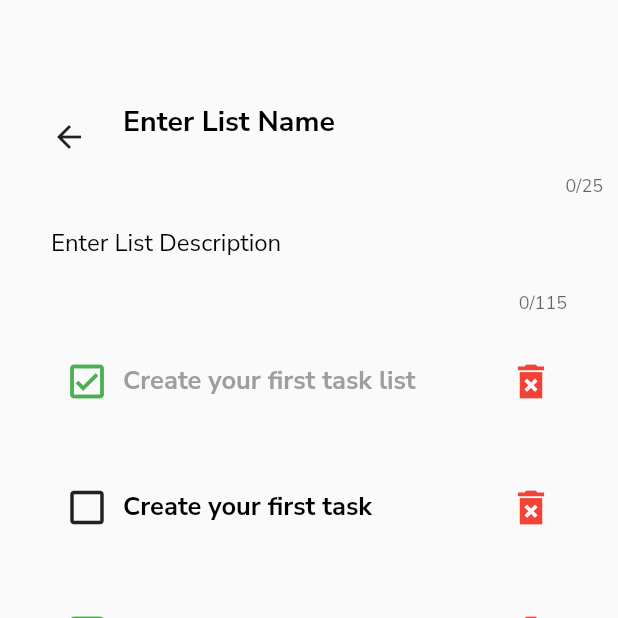
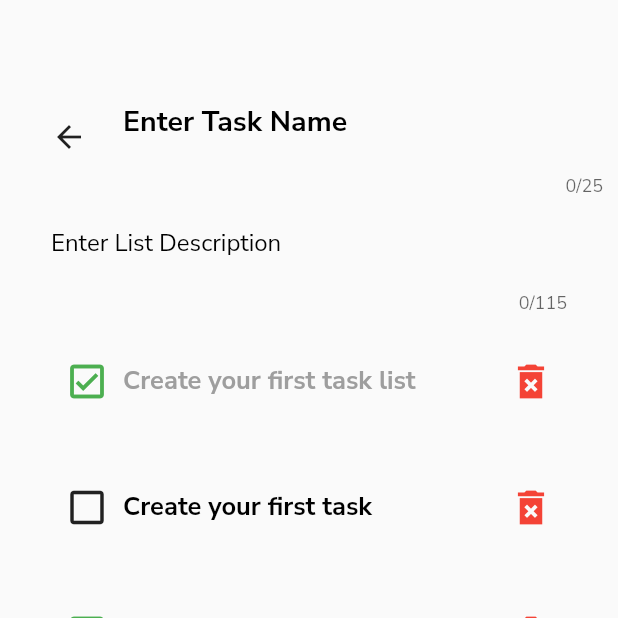
Before and after one commit to Rayan420/todo, a Flutter app: the screen it shows after launch, after a tap on the "add" icon, on a phone screen of 412 x 824 dp, the top half of it. Run offline on Flutter 3.47's test engine with Material 2 defaults, Android fonts, the phone set to English and light mode, and no system bars; our stand-ins replace google_fonts, sqflite; accounts and stored records are empty.

```diff
--- a/lib/Components/Widgets/task_list_card.dart
+++ b/lib/Components/Widgets/task_list_card.dart
@@ -12,13 +12,13 @@ class TaskListCard extends StatelessWidget {
   @override
   Widget build(BuildContext context) {
     return Container(
-      width: 200,
-      height: 200,
+      width: 180,
+      height: 180,
       padding: const EdgeInsets.symmetric(
         vertical: 32.0,
         horizontal: 24.0,
       ),
-      margin: const EdgeInsets.only(right: 20),
+      margin: const EdgeInsets.only(bottom: 20),
       decoration: BoxDecoration(
         borderRadius: BorderRadius.circular(20),
         color: color,
@@ -26,12 +26,13 @@ class TaskListCard extends StatelessWidget {
       child: Stack(
         children: [
           Column(
+            crossAxisAlignment: CrossAxisAlignment.start,
             children: [
               Text(
                 title ?? "Unnamed List",
                 style: const TextStyle(
                   fontWeight: FontWeight.bold,
-                  fontSize: 19,
+                  fontSize: 25,
                 ),
               ),
               const Padding(
@@ -41,7 +42,7 @@ class TaskListCard extends StatelessWidget {
                 desc ?? "No Description",
                 style: const TextStyle(
                   height: 1.5,
-                  fontSize: 16,
+                  fontSize: 18,
                 ),
               )
             ],
--- /dev/null
+++ b/lib/DataBase/Db_abstraction.dart
@@ -0,0 +1,11 @@
+import 'package:sqflite/sqflite.dart';
+
+import '../Models/task.dart';
+
+abstract class DataBaseHelper
+{
+  Future<Database> database();
+  Future<void> insertTask(Task task);
+  Future<void> getTask();
+  Future<void> deleteTask(Task task);
+}
--- /dev/null
+++ b/lib/DataBase/Db_connection.dart
@@ -0,0 +1,47 @@
+import 'package:path/path.dart';
+import 'package:sqflite/sqflite.dart';
+import 'package:todo/DataBase/Db_abstraction.dart';
+
+import '../Models/task.dart';
+class DatabaseConnection extends DataBaseHelper
+{
+  @override
+  Future<Database> database() async{
+    return openDatabase(
+        join(await getDatabasesPath(), 'db_todo.db'),
+        onCreate: (db, version) {
+          // Run the CREATE TABLE statement on the database.
+          return db.execute(
+            'CREATE TABLE tasks(id INTEGER PRIMARY KEY, title TEXT, description TEXT)',
+          );
+
+        },
+      version: 1,
+
+    );
+
+
+  }
+
+  @override
+  Future<void> insertTask(Task task) async {
+   Database _db = await database();
+   await _db.insert("tasks", task.toMap(), conflictAlgorithm: ConflictAlgorithm.replace);
+  }
+
+  @override
+  Future<void> deleteTask(Task task) {
+    throw UnimplementedError();
+  }
+
+  @override
+  Future<List<Task>> getTask() async{
+    Database _db = await database();
+    List<Map<String, dynamic>> taskMap = await _db.query('tasks');
+    return List.generate(taskMap.length, (index){
+      return Task(id: taskMap[index]['id'], title: taskMap[index]['title'], desc: taskMap[index]['description']);
+    });
+  }
+
+
+}
--- /dev/null
+++ b/lib/Models/task.dart
@@ -0,0 +1,19 @@
+class Task
+{
+   final int? id;
+   final String? title;
+   final String? desc;
+
+  Task({this.id, this.title,  this.desc,});
+
+  Map<String, dynamic> toMap()
+  {
+    return {
+      "id":id,
+      "title":title,
+      "description":desc,
+    };
+  }
+
+
+}
--- a/lib/Screens/home.dart
+++ b/lib/Screens/home.dart
@@ -1,10 +1,12 @@
 import 'package:flutter/material.dart';
 import 'package:todo/Components/Constants/constants.dart';
+import 'package:todo/DataBase/Db_connection.dart';
 import 'package:todo/Models/greeting_model.dart';
 import '../Components/Widgets/greeting.dart';
 import '../Components/Widgets/positioned_button.dart';
-import '../Components/Widgets/scroll_glow_behaviour.dart';
+//import '../Components/Widgets/scroll_glow_behaviour.dart';
 import '../Components/Widgets/task_list_card.dart';
+import '../Models/task.dart';
 
 class Home extends StatefulWidget {
   const Home({
@@ -17,11 +19,25 @@ class Home extends StatefulWidget {
 
 class _HomeState extends State<Home> {
   var greetingmodel = GreetingModel();
+  DatabaseConnection _db = DatabaseConnection();
+
+  // a function to set the color of the task list cards
+  // based on id, if even set pink, odd is blue
+  Color cardColor(AsyncSnapshot<List<Task>> snapshot, int index)
+  {
+    if(snapshot.data![index].id!.isEven)
+      {
+        return Kcolors.kPrimaryCardColor;
+      }
+    else
+      return Kcolors.kSecondaryCardColor;
+  }
 
   @override
   Widget build(BuildContext context) {
     return Scaffold(
-      body: SafeArea(
+      body: SingleChildScrollView(
+        child: SafeArea(
           child: Container(
             padding: EdgeInsets.symmetric(horizontal: 20, vertical: 50),
             height: MediaQuery.of(context).size.height,
@@ -31,7 +47,6 @@ class _HomeState extends State<Home> {
                 Column(
                   crossAxisAlignment: CrossAxisAlignment.start,
                   children: [
-                  // adjust the greeting text and set dynamic functionality
                     Container(
                       padding: EdgeInsets.only(bottom: 32),
                       child: Greeting(
@@ -39,61 +54,31 @@ class _HomeState extends State<Home> {
                         greeting: greetingmodel.getGreetingText(),
                       ),
                     ),
-                  Container(
-                    height: 270,
-                    child: ScrollConfiguration(
-                      behavior: NoScrollGlowBehaviour(),
-                      child: ListView(
-
-                        scrollDirection: Axis.horizontal,
-                        children: [
-                          TaskListCard(
-                            color: Kcolors.kPrimaryCardColor,
-                            title: "My First Task",
-                            desc:
-                                "Hello User ! Welcome to TODO, this is your first task list that you can delete or edit and get started using the app",
-                          ),
-                          TaskListCard(
-                            color: Kcolors.kSecondaryCardColor,
-                            title: null,
-                            desc: null,
-                          ),
-                          TaskListCard(
-                            color: Kcolors.kPrimaryCardColor,
-                            title: "My First Task",
-                            desc:
-                                "Hello User ! Welcome to TODO, this is your first task list that you can delete or edit and get started using the app",
-                          ),
-                          TaskListCard(
-                            color: Kcolors.kSecondaryCardColor,
-                            title: null,
-                            desc: null,
-                          ),
-                          TaskListCard(
-                            color: Kcolors.kPrimaryCardColor,
-                            title: "My First Task",
-                            desc:
-                                "Hello User ! Welcome to TODO, this is your first task list that you can delete or edit and get started using the app",
-                          ),
-                          TaskListCard(
-                            color: Kcolors.kSecondaryCardColor,
-                            title: null,
-                            desc: null,
-                          ),
-                          TaskListCard(
-                            color: Kcolors.kPrimaryCardColor,
-                            title: "My First Task",
-                            desc:
-                                "Hello User ! Welcome to TODO, this is your first task list that you can delete or edit and get started using the app",
-                          ),
-                        ],
-                      ),
+                    Expanded(
+                      child: FutureBuilder(
+                        future: _db.getTask(),
+                        builder: (context, AsyncSnapshot<List<Task>> snapshot) {
+                          return ListView.builder(
+                              itemCount: snapshot.data!.length,
+                              itemBuilder: (context, index) {
+                                return TaskListCard(
+                                    color: cardColor(snapshot, index),
+                                    title: snapshot.data![index].title,
+                                    desc: snapshot.data![index].desc);
+                              });
+                        },
                       ),
                     ),
                   ],
                 ),
-              PositionedButton(icon: Icons.add, onClick: () {Navigator.pushNamed(context, '/second');  },),
+                PositionedButton(
+                  icon: Icons.add,
+                  onClick: () {
+                    Navigator.pushNamed(context, '/second');
+                  },
+                ),
               ],
+            ),
           ),
         ),
       ),
--- a/lib/Screens/task_screen.dart
+++ b/lib/Screens/task_screen.dart
@@ -2,6 +2,8 @@ import 'package:flutter/material.dart';
 import 'package:todo/Components/Constants/constants.dart';
 import '../Components/Widgets/positioned_button.dart';
 import '../Components/Widgets/task_card.dart';
+import '../DataBase/Db_connection.dart';
+import '../Models/task.dart';
 
 class TaskScreen extends StatefulWidget {
   const TaskScreen({Key? key}) : super(key: key);
@@ -21,7 +23,7 @@ class _TaskScreenState extends State<TaskScreen> {
         body: SafeArea(
           child: SingleChildScrollView(
             child: Container(
-              padding: EdgeInsets.symmetric(horizontal: 10, vertical: 50),
+              padding: const EdgeInsets.symmetric(horizontal: 10, vertical: 50),
               height: MediaQuery.of(context).size.height,
               width: double.infinity,
               child: Stack(
@@ -41,13 +43,26 @@ class _TaskScreenState extends State<TaskScreen> {
                                 child: Icon(Icons.arrow_back),
                               ),
                             ),
-                            const Expanded(
+                             Expanded(
                               child: TextField(
-                                style: TextStyle(fontWeight: FontWeight.bold, color: Kcolors.kPrimaryTextColors, fontSize: 25),
+                                onSubmitted:(value) async{
+
+                                  if(value!="")
+                                    {
+                                      DatabaseConnection _dbConnection  = DatabaseConnection();
+                                      Task newTask = Task(
+                                          title:value,
+                                      );
+
+                                      await _dbConnection.insertTask(newTask);
+                                      print("new task added");
+                                    }
+                                },
+                                style: const TextStyle(fontWeight: FontWeight.bold, color: Kcolors.kPrimaryTextColors, fontSize: 25),
                                 maxLength: 25,
-                                decoration: InputDecoration(
+                                decoration: const InputDecoration(
                                   border: InputBorder.none,
-                                  hintText: "Enter List Name",
+                                  hintText: "Enter Task Name",
                                   hintStyle: TextStyle(
                                       fontWeight: FontWeight.bold,
                                       color: Kcolors.kPrimaryTextColors,
@@ -58,9 +73,9 @@ class _TaskScreenState extends State<TaskScreen> {
                           ],
                         ),
                       ),
-                      Padding(
-                        padding: const EdgeInsets.only(bottom: 12),
-                        child: const TextField(
+                      const Padding(
+                        padding:  EdgeInsets.only(bottom: 12),
+                        child:  TextField(
                           minLines: 1,
                           maxLines: 3,
                           maxLength: 115,
--- a/pubspec.yaml
+++ b/pubspec.yaml
@@ -35,6 +35,8 @@ dependencies:
   # Use with the CupertinoIcons class for iOS style icons.
   cupertino_icons: ^1.0.2
   google_fonts: ^3.0.1
+  sqflite:
+  path:
 
 dev_dependencies:
   flutter_test:
```
Also changed, not shown: pubspec.lock. Lines whose indentation alone changed are shown as unchanged.
